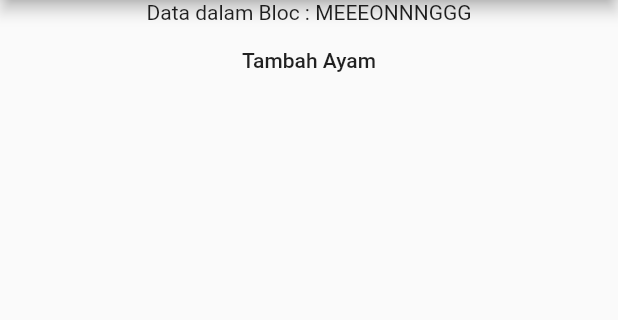
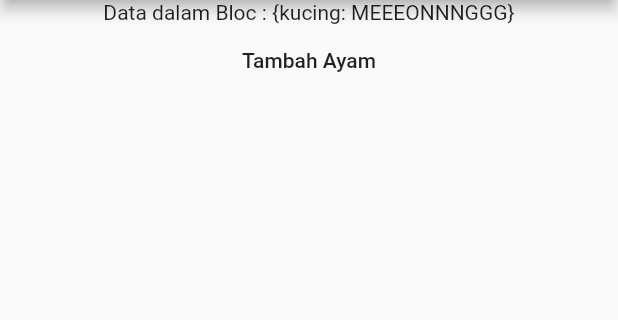
Before and after one commit to Hilman27/Ngajar, a Flutter app: the screen it shows after launch, on a phone screen of 412 x 824 dp, the part 84-404 px from its top. Run offline on Flutter 3.47's test engine with Material 2 defaults, Android fonts, the phone set to English and light mode, and no system bars; our stand-ins replace bloc, flutter_bloc; missing offline and left inert: random_color.

Commit message:
Update main.dart

```diff
--- a/bloctest/lib/main.dart
+++ b/bloctest/lib/main.dart
@@ -59,7 +59,8 @@ class ClassAnak extends StatelessWidget {
   Widget build(BuildContext context) {
     return BlocBuilder <KandangBloc, KandangState>(
       builder: (context,  state) {
-        return Text("Data dalam Bloc : ${state.mintaSuara("kucing").toString()}");
+        //return Text("Data dalam Bloc : ${state.mintaSuara("kucing").toString()}");
+        return Text("Data dalam Bloc : ${state.ambilSuara}");
       },
       );
   }
```
